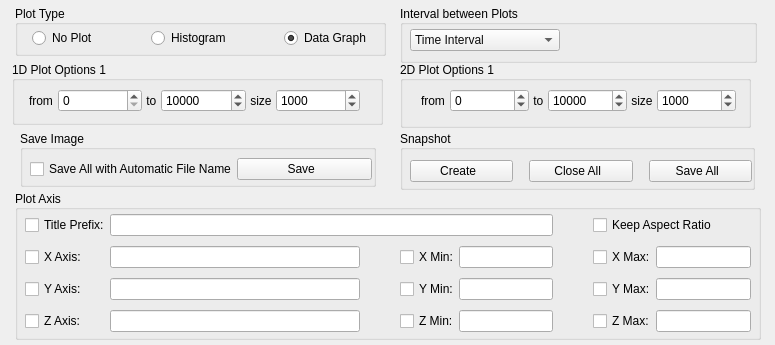
Qt form slsDetectorGui/forms/form_tab_plot.ui (slsdetectorgroup/slsDetectorPackage) before a commit.
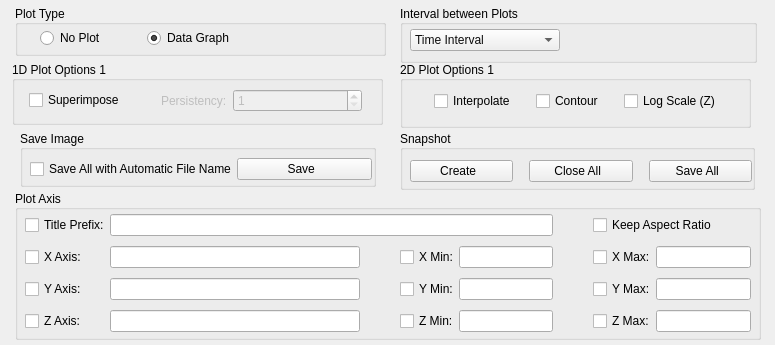
The same form after that commit. The open tabs and pages were chosen to show the change. Icons and pictures are not drawn.

Diff of the .ui file:
```diff
--- a/slsDetectorGui/forms/form_tab_plot.ui
+++ b/slsDetectorGui/forms/form_tab_plot.ui
@@ -610,167 +610,6 @@
       </layout>
      </widget>
     </widget>
-    <widget class="QWidget" name="pageHistogram_2">
-     <property name="enabled">
-      <bool>true</bool>
-     </property>
-     <widget class="QWidget" name="horizontalLayoutWidget_14">
-      <property name="geometry">
-       <rect>
-        <x>9</x>
-        <y>0</y>
-        <width>315</width>
-        <height>35</height>
-       </rect>
-      </property>
-      <layout class="QHBoxLayout" name="layoutThreshold_4">
-       <property name="spacing">
-        <number>1</number>
-       </property>
-       <item>
-        <widget class="QLabel" name="lblHistFrom_2">
-         <property name="enabled">
-          <bool>true</bool>
-         </property>
-         <property name="sizePolicy">
-          <sizepolicy hsizetype="Fixed" vsizetype="Preferred">
-           <horstretch>0</horstretch>
-           <verstretch>0</verstretch>
-          </sizepolicy>
-         </property>
-         <property name="text">
-          <string>from </string>
-         </property>
-        </widget>
-       </item>
-       <item>
-        <widget class="QSpinBox" name="spinHistFrom_2">
-         <property name="enabled">
-          <bool>true</bool>
-         </property>
-         <property name="sizePolicy">
-          <sizepolicy hsizetype="Expanding" vsizetype="Fixed">
-           <horstretch>0</horstretch>
-           <verstretch>0</verstretch>
-          </sizepolicy>
-         </property>
-         <property name="maximumSize">
-          <size>
-           <width>16777215</width>
-           <height>16777215</height>
-          </size>
-         </property>
-         <property name="alignment">
-          <set>Qt::AlignLeading|Qt::AlignLeft|Qt::AlignVCenter</set>
-         </property>
-         <property name="minimum">
-          <number>-16777215</number>
-         </property>
-         <property name="maximum">
-          <number>16777215</number>
-         </property>
-         <property name="value">
-          <number>0</number>
-         </property>
-        </widget>
-       </item>
-       <item>
-        <widget class="QLabel" name="lblHistTo_2">
-         <property name="enabled">
-          <bool>true</bool>
-         </property>
-         <property name="sizePolicy">
-          <sizepolicy hsizetype="Fixed" vsizetype="Preferred">
-           <horstretch>0</horstretch>
-           <verstretch>0</verstretch>
-          </sizepolicy>
-         </property>
-         <property name="text">
-          <string> to </string>
-         </property>
-        </widget>
-       </item>
-       <item>
-        <widget class="QSpinBox" name="spinHistTo_2">
-         <property name="enabled">
-          <bool>true</bool>
-         </property>
-         <property name="sizePolicy">
-          <sizepolicy hsizetype="Expanding" vsizetype="Fixed">
-           <horstretch>0</horstretch>
-           <verstretch>0</verstretch>
-          </sizepolicy>
-         </property>
-         <property name="maximumSize">
-          <size>
-           <width>16777215</width>
-           <height>16777215</height>
-          </size>
-         </property>
-         <property name="alignment">
-          <set>Qt::AlignLeading|Qt::AlignLeft|Qt::AlignVCenter</set>
-         </property>
-         <property name="minimum">
-          <number>-16777215</number>
-         </property>
-         <property name="maximum">
-          <number>16777215</number>
-         </property>
-         <property name="value">
-          <number>10000</number>
-         </property>
-        </widget>
-       </item>
-       <item>
-        <widget class="QLabel" name="lblHistSize_2">
-         <property name="enabled">
-          <bool>true</bool>
-         </property>
-         <property name="sizePolicy">
-          <sizepolicy hsizetype="Fixed" vsizetype="Preferred">
-           <horstretch>0</horstretch>
-           <verstretch>0</verstretch>
-          </sizepolicy>
-         </property>
-         <property name="text">
-          <string> size </string>
-         </property>
-        </widget>
-       </item>
-       <item>
-        <widget class="QSpinBox" name="spinHistSize_2">
-         <property name="enabled">
-          <bool>true</bool>
-         </property>
-         <property name="sizePolicy">
-          <sizepolicy hsizetype="Expanding" vsizetype="Fixed">
-           <horstretch>0</horstretch>
-           <verstretch>0</verstretch>
-          </sizepolicy>
-         </property>
-         <property name="maximumSize">
-          <size>
-           <width>16777215</width>
-           <height>16777215</height>
-          </size>
-         </property>
-         <property name="alignment">
-          <set>Qt::AlignLeading|Qt::AlignLeft|Qt::AlignVCenter</set>
-         </property>
-         <property name="minimum">
-          <number>-16777215</number>
-         </property>
-         <property name="maximum">
-          <number>16777215</number>
-         </property>
-         <property name="value">
-          <number>1000</number>
-         </property>
-        </widget>
-       </item>
-      </layout>
-     </widget>
-    </widget>
    </widget>
    <widget class="QPushButton" name="btnLeft2D">
     <property name="geometry">
@@ -1468,167 +1307,6 @@
       </layout>
      </widget>
     </widget>
-    <widget class="QWidget" name="pageHistogram">
-     <property name="enabled">
-      <bool>true</bool>
-     </property>
-     <widget class="QWidget" name="horizontalLayoutWidget_13">
-      <property name="geometry">
-       <rect>
-        <x>5</x>
-        <y>0</y>
-        <width>331</width>
-        <height>36</height>
-       </rect>
-      </property>
-      <layout class="QHBoxLayout" name="layoutThreshold_3">
-       <property name="spacing">
-        <number>1</number>
-       </property>
-       <item>
-        <widget class="QLabel" name="lblHistFrom">
-         <property name="enabled">
-          <bool>true</bool>
-         </property>
-         <property name="sizePolicy">
-          <sizepolicy hsizetype="Fixed" vsizetype="Preferred">
-           <horstretch>0</horstretch>
-           <verstretch>0</verstretch>
-          </sizepolicy>
-         </property>
-         <property name="text">
-          <string>from </string>
-         </property>
-        </widget>
-       </item>
-       <item>
-        <widget class="QSpinBox" name="spinHistFrom">
-         <property name="enabled">
-          <bool>true</bool>
-         </property>
-         <property name="sizePolicy">
-          <sizepolicy hsizetype="Expanding" vsizetype="Fixed">
-           <horstretch>0</horstretch>
-           <verstretch>0</verstretch>
-          </sizepolicy>
-         </property>
-         <property name="maximumSize">
-          <size>
-           <width>16777215</width>
-           <height>16777215</height>
-          </size>
-         </property>
-         <property name="alignment">
-          <set>Qt::AlignLeading|Qt::AlignLeft|Qt::AlignVCenter</set>
-         </property>
-         <property name="minimum">
-          <number>0</number>
-         </property>
-         <property name="maximum">
-          <number>16777215</number>
-         </property>
-         <property name="value">
-          <number>0</number>
-         </property>
-        </widget>
-       </item>
-       <item>
-        <widget class="QLabel" name="lblHistTo">
-         <property name="enabled">
-          <bool>true</bool>
-         </property>
-         <property name="sizePolicy">
-          <sizepolicy hsizetype="Fixed" vsizetype="Preferred">
-           <horstretch>0</horstretch>
-           <verstretch>0</verstretch>
-          </sizepolicy>
-         </property>
-         <property name="text">
-          <string> to </string>
-         </property>
-        </widget>
-       </item>
-       <item>
-        <widget class="QSpinBox" name="spinHistTo">
-         <property name="enabled">
-          <bool>true</bool>
-         </property>
-         <property name="sizePolicy">
-          <sizepolicy hsizetype="Expanding" vsizetype="Fixed">
-           <horstretch>0</horstretch>
-           <verstretch>0</verstretch>
-          </sizepolicy>
-         </property>
-         <property name="maximumSize">
-          <size>
-           <width>16777215</width>
-           <height>16777215</height>
-          </size>
-         </property>
-         <property name="alignment">
-          <set>Qt::AlignLeading|Qt::AlignLeft|Qt::AlignVCenter</set>
-         </property>
-         <property name="minimum">
-          <number>-16777215</number>
-         </property>
-         <property name="maximum">
-          <number>16777215</number>
-         </property>
-         <property name="value">
-          <number>10000</number>
-         </property>
-        </widget>
-       </item>
-       <item>
-        <widget class="QLabel" name="lblHistSize">
-         <property name="enabled">
-          <bool>true</bool>
-         </property>
-         <property name="sizePolicy">
-          <sizepolicy hsizetype="Fixed" vsizetype="Preferred">
-           <horstretch>0</horstretch>
-           <verstretch>0</verstretch>
-          </sizepolicy>
-         </property>
-         <property name="text">
-          <string> size </string>
-         </property>
-        </widget>
-       </item>
-       <item>
-        <widget class="QSpinBox" name="spinHistSize">
-         <property name="enabled">
-          <bool>true</bool>
-         </property>
-         <property name="sizePolicy">
-          <sizepolicy hsizetype="Expanding" vsizetype="Fixed">
-           <horstretch>0</horstretch>
-           <verstretch>0</verstretch>
-          </sizepolicy>
-         </property>
-         <property name="maximumSize">
-          <size>
-           <width>16777215</width>
-           <height>16777215</height>
-          </size>
-         </property>
-         <property name="alignment">
-          <set>Qt::AlignLeading|Qt::AlignLeft|Qt::AlignVCenter</set>
-         </property>
-         <property name="minimum">
-          <number>-16777215</number>
-         </property>
-         <property name="maximum">
-          <number>16777215</number>
-         </property>
-         <property name="value">
-          <number>1000</number>
-         </property>
-        </widget>
-       </item>
-      </layout>
-     </widget>
-    </widget>
    </widget>
    <widget class="QPushButton" name="btnLeft1D">
     <property name="geometry">
@@ -2233,7 +1911,7 @@
      <rect>
       <x>10</x>
       <y>20</y>
-      <width>355</width>
+      <width>345</width>
       <height>27</height>
      </rect>
     </property>
@@ -2251,7 +1929,7 @@
        </property>
       </widget>
      </item>
-     <item row="0" column="4">
+     <item row="0" column="3">
       <widget class="QRadioButton" name="radioDataGraph">
        <property name="sizePolicy">
         <sizepolicy hsizetype="Fixed" vsizetype="Fixed">
@@ -2267,49 +1945,33 @@
        </property>
       </widget>
      </item>
-     <item row="0" column="2">
-      <widget class="QRadioButton" name="radioHistogram">
-       <property name="enabled">
-        <bool>true</bool>
-       </property>
-       <property name="sizePolicy">
-        <sizepolicy hsizetype="Fixed" vsizetype="Fixed">
-         <horstretch>0</horstretch>
-         <verstretch>0</verstretch>
-        </sizepolicy>
-       </property>
-       <property name="text">
-        <string>Histogram</string>
-       </property>
-      </widget>
-     </item>
      <item row="0" column="1">
       <spacer name="horizontalSpacer_17">
        <property name="orientation">
         <enum>Qt::Horizontal</enum>
        </property>
        <property name="sizeType">
-        <enum>QSizePolicy::Preferred</enum>
+        <enum>QSizePolicy::Fixed</enum>
        </property>
        <property name="sizeHint" stdset="0">
         <size>
-         <width>40</width>
+         <width>20</width>
          <height>10</height>
         </size>
        </property>
       </spacer>
      </item>
-     <item row="0" column="3">
+     <item row="0" column="4">
       <spacer name="horizontalSpacer_18">
        <property name="orientation">
         <enum>Qt::Horizontal</enum>
        </property>
        <property name="sizeType">
-        <enum>QSizePolicy::Preferred</enum>
+        <enum>QSizePolicy::Fixed</enum>
        </property>
        <property name="sizeHint" stdset="0">
         <size>
-         <width>40</width>
+         <width>120</width>
          <height>10</height>
         </size>
        </property>
```
Left out of the diff: 5 changed lines with no effect on the pictures.
